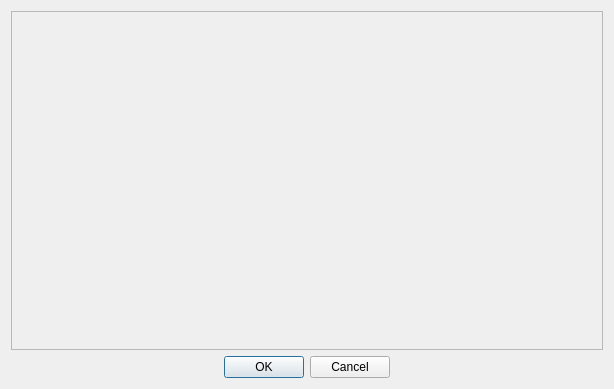
This is src/languageSelector.ui in Fantazzj/MS-office-installer-Qt as Qt 5 draws it before an edit. The edited form follows.
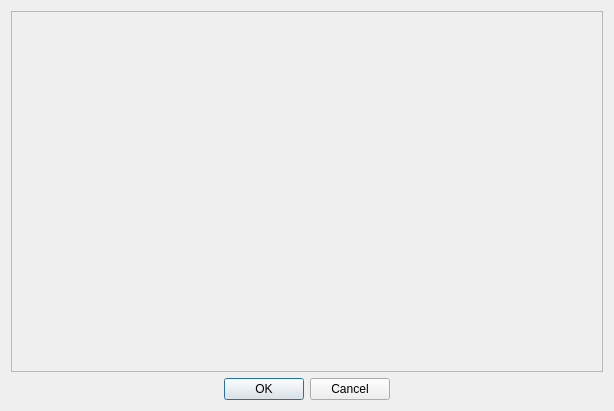
This is the edited form.

```diff
--- a/src/languageSelector.ui
+++ b/src/languageSelector.ui
@@ -10,7 +10,7 @@
     <x>0</x>
     <y>0</y>
     <width>614</width>
-    <height>389</height>
+    <height>411</height>
    </rect>
   </property>
   <property name="windowTitle">
@@ -37,7 +37,7 @@
         <x>0</x>
         <y>0</y>
         <width>594</width>
-        <height>339</height>
+        <height>361</height>
        </rect>
       </property>
      </widget>
```
